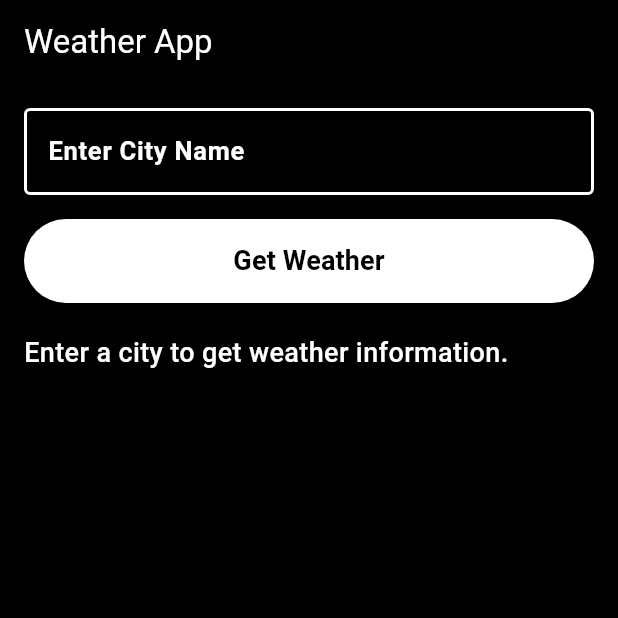
After one commit to Mahmouuddiab/authh, a Flutter app: the WeatherScreen screen opened directly, on a phone screen of 412 x 824 dp, the top half of it. The commit adds this screen. Run offline on Flutter 3.47's test engine with Material 3 defaults, Android fonts, the phone set to English and light mode, and no system bars; our stand-ins replace dartz, dio, equatable, flutter_bloc, get_it, injectable.

Commit message:
second commit

```diff
--- a/lib/features/auth/presenation/screens/login.dart
+++ b/lib/features/auth/presenation/screens/login.dart
@@ -7,6 +7,7 @@ import 'package:authh/core/widgets/custom_text.dart';
 import 'package:authh/features/auth/presenation/bloc/auth_cubit.dart';
 import 'package:authh/features/auth/presenation/bloc/auth_states.dart';
 import 'package:authh/features/auth/presenation/screens/sign_up.dart';
+import 'package:authh/features/weather/presentation/pages/weather_screen.dart';
 import 'package:flutter/material.dart';
 import 'package:flutter_bloc/flutter_bloc.dart';
 
@@ -39,6 +40,7 @@ class Login extends StatelessWidget {
               posActionName: "ok",
               title: "login success"
           );
+          Navigator.pushReplacement(context, MaterialPageRoute(builder: (context) => WeatherScreen(),));
         }
       },
       child: Scaffold(
--- /dev/null
+++ b/lib/features/weather/data/model/ForecastModel.dart
@@ -0,0 +1,26 @@
+class ForecastModel {
+  final String date;
+  final double maxTemp;
+  final double minTemp;
+  final String conditionIcon;
+  final String conditionText;
+
+  ForecastModel({
+    required this.date,
+    required this.maxTemp,
+    required this.minTemp,
+    required this.conditionIcon,
+    required this.conditionText,
+  });
+
+  factory ForecastModel.fromJson(Map<String, dynamic> json) {
+    final day = json['day'];
+    return ForecastModel(
+      date: json['date'],
+      maxTemp: day['maxtemp_c'],
+      minTemp: day['mintemp_c'],
+      conditionIcon: day['condition']['icon'],
+      conditionText: day['condition']['text'],
+    );
+  }
+}
--- /dev/null
+++ b/lib/features/weather/domain/entity/weather_entity.dart
@@ -0,0 +1,20 @@
+import 'package:equatable/equatable.dart';
+
+class WeatherEntity extends Equatable {
+  final String cityName;
+  final double temperatureCelsius;
+  final String condition;
+  final String iconUrl;
+  final int humidity;
+
+  const WeatherEntity({
+    required this.cityName,
+    required this.temperatureCelsius,
+    required this.condition,
+    required this.iconUrl,
+    required this.humidity
+  });
+
+  @override
+  List<Object?> get props => [cityName, temperatureCelsius, condition, iconUrl,humidity];
+}
--- /dev/null
+++ b/lib/features/weather/domain/usecase/get_current_weather.dart
@@ -0,0 +1,14 @@
+import 'package:authh/core/exceptions/failures.dart';
+import 'package:authh/features/weather/domain/entity/weather_entity.dart';
+import 'package:authh/features/weather/domain/repository/weather_repository.dart';
+import 'package:dartz/dartz.dart';
+import 'package:injectable/injectable.dart';
+
+@injectable
+class GetCurrentWeather{
+  WeatherRepository repository;
+  GetCurrentWeather({required this.repository});
+  Future<Either<Failure,WeatherEntity>> call(String cityName)async{
+    return await repository.getCurrentWeather(cityName);
+  }
+}
--- /dev/null
+++ b/lib/features/weather/domain/usecase/get_forecast_weather.dart
@@ -0,0 +1,13 @@
+import 'package:authh/features/weather/data/model/ForecastModel.dart';
+import 'package:authh/features/weather/domain/repository/weather_repository.dart';
+import 'package:injectable/injectable.dart';
+
+
+@injectable
+class GetForecastWeather{
+  WeatherRepository repository;
+  GetForecastWeather({required this.repository});
+  Future<List<ForecastModel>> call(String cityName)async{
+    return repository.getForecastWeather(cityName);
+  }
+}
--- /dev/null
+++ b/lib/features/weather/presentation/bloc/forecast_bloc.dart
@@ -0,0 +1,19 @@
+import 'package:authh/features/weather/domain/usecase/get_forecast_weather.dart';
+import 'package:authh/features/weather/presentation/bloc/weather_state.dart';
+import 'package:flutter_bloc/flutter_bloc.dart';
+import 'package:injectable/injectable.dart';
+
+@injectable
+class ForecastCubit extends Cubit<WeatherState>{
+  final GetForecastWeather getForecastWeather;
+  ForecastCubit(this.getForecastWeather):super(WeatherInitial());
+  Future<void> getForecast(String cityName) async {
+    emit(ForecastLoading());
+    try {
+      final forecasts = await getForecastWeather(cityName);
+      emit(ForecastLoaded(forecasts: forecasts));
+    } catch (e) {
+      emit(ForecastError(message: e.toString()));
+    }
+  }
+}
--- /dev/null
+++ b/lib/features/weather/presentation/bloc/weather_state.dart
@@ -0,0 +1,32 @@
+
+
+import 'package:authh/features/weather/data/model/ForecastModel.dart';
+import 'package:authh/features/weather/domain/entity/weather_entity.dart';
+
+abstract class WeatherState {}
+
+class WeatherInitial extends WeatherState {}
+
+class WeatherLoading extends WeatherState {}
+class WeatherLoaded extends WeatherState {
+  final WeatherEntity weatherEntity;
+   WeatherLoaded({required this.weatherEntity});
+
+}
+class WeatherError extends WeatherState {
+  final String message;
+
+   WeatherError({required this.message});
+
+
+}
+
+class ForecastLoading extends WeatherState{}
+class ForecastLoaded extends WeatherState{
+  List<ForecastModel> forecasts;
+  ForecastLoaded({required this.forecasts});
+}
+class ForecastError extends WeatherState{
+  String message;
+  ForecastError({required this.message});
+}
--- /dev/null
+++ b/lib/features/weather/presentation/pages/weather_screen.dart
@@ -0,0 +1,219 @@
+import 'package:authh/features/weather/presentation/bloc/forecast_bloc.dart';
+import 'package:authh/features/weather/presentation/bloc/weather_bloc.dart';
+import 'package:authh/features/weather/presentation/bloc/weather_state.dart';
+import 'package:flutter/material.dart';
+import 'package:flutter_bloc/flutter_bloc.dart';
+
+import '../../../../core/di/weatherDi/di/weather_di.dart';
+
+
+class WeatherScreen extends StatelessWidget {
+  WeatherScreen({Key? key}) : super(key: key);
+
+  final TextEditingController _cityController = TextEditingController();
+
+  final WeatherCubit weatherCubit = getIt<WeatherCubit>();
+  final ForecastCubit forecastCubit = getIt<ForecastCubit>();
+
+  @override
+  Widget build(BuildContext context) {
+    final width = MediaQuery.of(context).size.width;
+
+    return Scaffold(
+      backgroundColor: Colors.black,
+      appBar: AppBar(
+        backgroundColor: Colors.black,
+        title: const Text(
+          'Weather App',
+          style: TextStyle(color: Colors.white),
+        ),
+      ),
+      body: SingleChildScrollView(
+        padding: const EdgeInsets.all(16.0),
+        child: Column(
+          crossAxisAlignment: CrossAxisAlignment.stretch,
+          children: [
+            // Input Field
+            TextField(
+              style: const TextStyle(
+                fontSize: 17,
+                fontWeight: FontWeight.bold,
+                color: Colors.white,
+              ),
+              controller: _cityController,
+              decoration: const InputDecoration(
+                labelText: 'Enter City Name',
+                labelStyle: TextStyle(
+                    color: Colors.white,
+                    fontWeight: FontWeight.bold,
+                    fontSize: 17),
+                border: OutlineInputBorder(
+                    borderSide: BorderSide(color: Colors.white, width: 2)),
+                enabledBorder: OutlineInputBorder(
+                    borderSide: BorderSide(color: Colors.white, width: 2)),
+                focusedBorder: OutlineInputBorder(
+                    borderSide: BorderSide(color: Colors.white, width: 2)),
+              ),
+            ),
+            const SizedBox(height: 16),
+            ElevatedButton(
+              onPressed: () async {
+                final city = _cityController.text;
+                if (city.isNotEmpty) {
+                  await weatherCubit.fetchWeather(city); // first
+                  await forecastCubit.getForecast(city); // then
+                }
+              },
+              style: ElevatedButton.styleFrom(
+                backgroundColor: Colors.white,
+                padding:
+                const EdgeInsets.symmetric(vertical: 15, horizontal: 20),
+              ),
+              child: const Text(
+                'Get Weather',
+                style: TextStyle(
+                    fontSize: 18,
+                    color: Colors.black,
+                    fontWeight: FontWeight.bold),
+              ),
+            ),
+            const SizedBox(height: 20),
+
+            // Weather BlocBuilder
+            BlocBuilder<WeatherCubit, WeatherState>(
+              bloc: weatherCubit,
+              builder: (context, state) {
+                if (state is WeatherInitial) {
+                  return const Text(
+                    'Enter a city to get weather information.',
+                    style: TextStyle(
+                        color: Colors.white,
+                        fontSize: 18,
+                        fontWeight: FontWeight.w500),
+                  );
+                } else if (state is WeatherLoading) {
+                  return const Center(child: CircularProgressIndicator());
+                } else if (state is WeatherLoaded) {
+                  final weather = state.weatherEntity;
+                  return Column(
+                    crossAxisAlignment: CrossAxisAlignment.center,
+                    children: [
+                      Text(weather.cityName,
+                          style: const TextStyle(
+                              fontSize: 22,
+                              fontWeight: FontWeight.bold,
+                              color: Colors.white)),
+                      Text('${weather.temperatureCelsius} °C',
+                          style: const TextStyle(
+                              fontSize: 22,
+                              fontWeight: FontWeight.bold,
+                              color: Colors.white)),
+                      Image.network(weather.iconUrl, height: 80),
+                      const SizedBox(height: 16),
+                      Wrap(
+                        spacing: 20,
+                        runSpacing: 10,
+                        alignment: WrapAlignment.spaceEvenly,
+                        children: [
+                          Column(
+                            children: [
+                              const Text("Humidity",
+                                  style: TextStyle(
+                                      fontSize: 20,
+                                      fontWeight: FontWeight.bold,
+                                      color: Colors.white)),
+                              const SizedBox(height: 5),
+                              Text('${weather.humidity}',
+                                  style: const TextStyle(
+                                      fontSize: 20,
+                                      fontWeight: FontWeight.bold,
+                                      color: Colors.white)),
+                            ],
+                          ),
+                          Column(
+                            children: [
+                              const Text("Condition",
+                                  style: TextStyle(
+                                      fontSize: 20,
+                                      fontWeight: FontWeight.bold,
+                                      color: Colors.white)),
+                              const SizedBox(height: 5),
+                              Text(weather.condition,
+                                  style: const TextStyle(
+                                      fontSize: 20,
+                                      fontWeight: FontWeight.bold,
+                                      color: Colors.white)),
+                            ],
+                          ),
+                        ],
+                      ),
+                      const SizedBox(height: 20),
+                      const Align(
+                        alignment: Alignment.centerLeft,
+                        child: Text(
+                          "Next 4 days forecast:",
+                          style: TextStyle(
+                              fontSize: 18,
+                              fontWeight: FontWeight.bold,
+                              color: Colors.white),
+                        ),
+                      ),
+                    ],
+                  );
+                } else if (state is WeatherError) {
+                  return Text('Error: ${state.message}',
+                      style: const TextStyle(color: Colors.red));
+                }
+                return const SizedBox.shrink();
+              },
+            ),
+
+            const SizedBox(height: 20),
+
+            // Forecast BlocBuilder
+            BlocBuilder<ForecastCubit, WeatherState>(
+              bloc: forecastCubit,
+              builder: (context, state) {
+                if (state is ForecastLoading) {
+                  return const Center(child: CircularProgressIndicator());
+                } else if (state is ForecastLoaded) {
+                  return ListView.builder(
+                    physics: const NeverScrollableScrollPhysics(),
+                    shrinkWrap: true,
+                    itemCount: state.forecasts.length,
+                    itemBuilder: (context, index) {
+                      final forecast = state.forecasts[index];
+                      return Container(
+                        margin: const EdgeInsets.symmetric(vertical: 6),
+                        decoration: BoxDecoration(
+                          border: Border.all(color: Colors.grey,width: 2),
+                          borderRadius: BorderRadius.circular(20),
+                        ),
+                        child: ListTile(
+                          leading: Image.network("http:${forecast.conditionIcon}"),
+                          title: Text(forecast.date,
+                              style: const TextStyle(
+                                  fontWeight: FontWeight.bold,
+                                  color: Colors.white)),
+                          subtitle: Text(
+                              "${forecast.minTemp}°C - ${forecast.maxTemp}°C",
+                              style: const TextStyle(
+                                  fontWeight: FontWeight.bold,
+                                  color: Colors.grey)),
+                        ),
+                      );
+                    },
+                  );
+                } else if (state is ForecastError) {
+                  return Text(state.message,
+                      style: const TextStyle(color: Colors.red));
+                }
+                return const SizedBox.shrink();
+              },
+            ),
+          ],
+        ),
+      ),
+    );
+  }
+}
--- a/pubspec.yaml
+++ b/pubspec.yaml
@@ -39,6 +39,7 @@ dependencies:
   get_it: ^8.0.3
   injectable: ^2.5.0
   dio: ^5.8.0+1
+  equatable: ^2.0.7
 
 dev_dependencies:
   build_runner:
```
Also changed, not shown: lib/core/di/weatherDi/di/weather_di.dart (added, +12 -0 lines), lib/core/exceptions/failures.dart (added, +22 -0 lines), lib/features/weather/data/data_source/weather_remote_data_source.dart (added, +7 -0 lines), lib/features/weather/data/data_source/weather_remote_data_source_impl.dart (added, +65 -0 lines), lib/features/weather/data/model/WeatherModel.dart (added, +21 -0 lines), lib/features/weather/data/repository/weather_repository_impl.dart (added, +39 -0 lines), lib/features/weather/domain/entity/forecast_entity.dart (added, +16 -0 lines), lib/features/weather/domain/repository/weather_repository.dart (added, +10 -0 lines), lib/features/weather/presentation/bloc/weather_bloc.dart (added, +38 -0 lines), lib/core/di/di.config.dart, lib/core/di/weatherDi/di/weather_di.config.dart (added), pubspec.lock.
